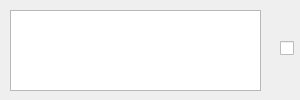
First picture: the form in testeditoranswer.ui, repository Wuzzaza/TestSystem, before the edit.
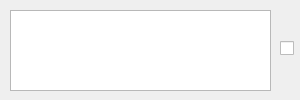
Second picture: the form after the edit.

```diff
--- a/testeditoranswer.ui
+++ b/testeditoranswer.ui
@@ -13,16 +13,6 @@
   <property name="windowTitle">
    <string>Form</string>
   </property>
-  <widget class="QPlainTextEdit" name="plainTextEdit">
-   <property name="geometry">
-    <rect>
-     <x>10</x>
-     <y>10</y>
-     <width>251</width>
-     <height>81</height>
-    </rect>
-   </property>
-  </widget>
   <widget class="QCheckBox" name="checkBox">
    <property name="geometry">
     <rect>
@@ -36,6 +26,16 @@
     <string/>
    </property>
   </widget>
+  <widget class="QTextEdit" name="textEdit">
+   <property name="geometry">
+    <rect>
+     <x>10</x>
+     <y>10</y>
+     <width>261</width>
+     <height>81</height>
+    </rect>
+   </property>
+  </widget>
  </widget>
  <resources/>
  <connections/>
```
